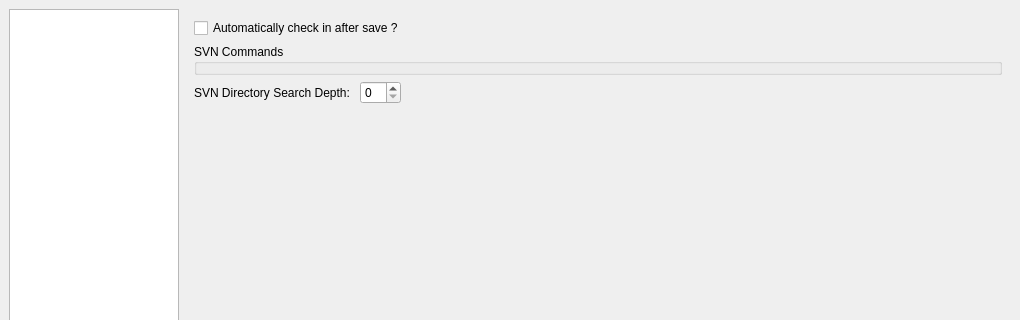
svn2github/texstudio-trunk, file configdialog.ui: the form before one commit; both pictures show x 0 to 1020 and y 0 to 320 of the 1020 by 674 pixel window.
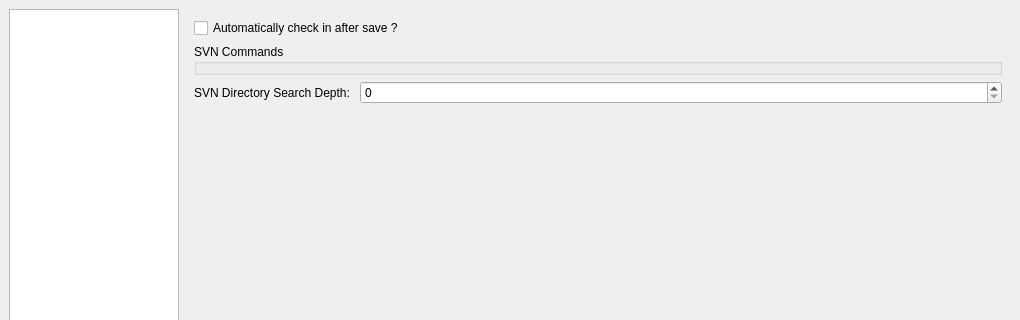
The form after the commit. Icons and pictures are not drawn.

Commit message: configDialog slightly improved

```diff
--- a/configdialog.ui
+++ b/configdialog.ui
@@ -1327,26 +1327,13 @@
          <item>
           <widget class="QSpinBox" name="sbDirSearchDepth">
            <property name="sizePolicy">
-            <sizepolicy hsizetype="Maximum" vsizetype="Fixed">
+            <sizepolicy hsizetype="Expanding" vsizetype="Fixed">
              <horstretch>0</horstretch>
              <verstretch>0</verstretch>
             </sizepolicy>
            </property>
           </widget>
          </item>
-         <item>
-          <spacer name="horizontalSpacer">
-           <property name="orientation">
-            <enum>Qt::Horizontal</enum>
-           </property>
-           <property name="sizeHint" stdset="0">
-            <size>
-             <width>40</width>
-             <height>20</height>
-            </size>
-           </property>
-          </spacer>
-         </item>
         </layout>
        </item>
        <item>
```
